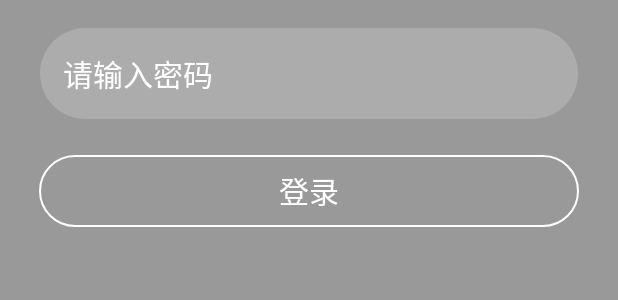
After one commit to suiyi142/FoodOrderMobile, an Android app: the layout dialog_password.xml on its own in the app's theme, with its tools: preview values and no code run, on a phone screen of 412 x 824 dp. The commit adds this screen. Shown: the top 300 px of the screen. Run offline under Robolectric (Android 15) with nearby library versions, the phone set to English and light mode, and no system bars.

Commit message:
实现商家登录功能 Implementing Business Login Function

```diff
--- a/app/src/main/java/mobile/fom/com/foodordermobile/constant/FoodOrderConstant.java
+++ b/app/src/main/java/mobile/fom/com/foodordermobile/constant/FoodOrderConstant.java
@@ -14,4 +14,6 @@ public class FoodOrderConstant {
     public static final String B_FIND_BUSINESS = "BusinessServlet?method=findBusiness";
     //商家注册
     public static final String B_BUSINESS_REGISTER = "BusinessServlet?method=register";
+    //商家注册
+    public static final String B_BUSINESS_LOGIN = "BusinessServlet?method=login";
 }
--- /dev/null
+++ b/app/src/main/res/layout/dialog_password.xml
@@ -0,0 +1,40 @@
+<?xml version="1.0" encoding="utf-8"?>
+<LinearLayout xmlns:android="http://schemas.android.com/apk/res/android"
+    android:layout_width="match_parent"
+    android:background="@color/gray"
+    android:layout_height="match_parent"
+    android:padding="10dp"
+    android:orientation="vertical">
+
+    <EditText
+        android:id="@+id/et_login_business_password"
+        style="@style/Font_family_light"
+        android:layout_width="match_parent"
+        android:layout_height="wrap_content"
+        android:layout_marginLeft="16dp"
+        android:layout_marginTop="8dp"
+        android:layout_marginRight="16dp"
+        android:layout_marginBottom="8dp"
+        android:background="@drawable/edit_style"
+        android:drawablePadding="16dp"
+        android:hint="@string/password_hint"
+        android:inputType="textPassword"
+        android:maxLines="1"
+        android:padding="16dp"
+        android:textColor="@color/white"
+        android:textColorHint="@color/white"
+        android:textSize="20sp" />
+
+    <Button
+        android:id="@+id/bt_login_business"
+        style="@style/Font_family_regular"
+        android:layout_width="match_parent"
+        android:layout_height="wrap_content"
+        android:layout_marginLeft="16dp"
+        android:layout_marginTop="15dip"
+        android:layout_marginRight="16dp"
+        android:background="@drawable/text_bg"
+        android:text="@string/login"
+        android:textColor="#fff"
+        android:textSize="20sp" />
+</LinearLayout>
```
Also changed, not shown: app/src/main/java/mobile/fom/com/foodordermobile/model/BusinessModel.java (+19 -0 lines), app/src/main/java/mobile/fom/com/foodordermobile/model/IBusinessModel.java (+13 -1 lines), app/src/main/java/mobile/fom/com/foodordermobile/presenter/BusinessPresenter.java (+20 -0 lines), app/src/main/java/mobile/fom/com/foodordermobile/view/IBusinessLoginView.java (+8 -0 lines), app/src/main/java/mobile/fom/com/foodordermobile/view/activity/BusinessLoginActivity.java (+66 -1 lines).
